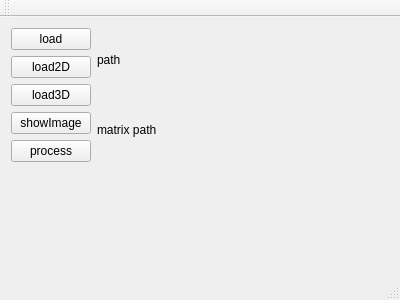
Above: mainwindow.ui from h005/3DfeatureCheck before the change. Below: the same form after it.
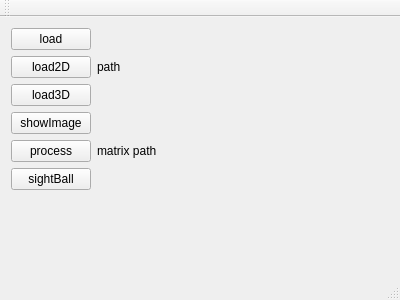
That is the form after the change.

The edit to the form file:
```diff
--- a/mainwindow.ui
+++ b/mainwindow.ui
@@ -57,6 +57,13 @@
           </property>
          </widget>
         </item>
+        <item>
+         <widget class="QPushButton" name="sightBall">
+          <property name="text">
+           <string>sightBall</string>
+          </property>
+         </widget>
+        </item>
        </layout>
       </item>
       <item>
```
